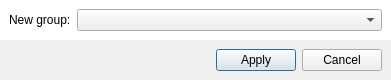
Qt form gui/interfaces/ChangeGroupWindow.ui (c3pw/c3networks) before a commit.
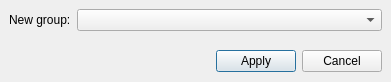
The same form after that commit.

Diff of the .ui file:
```diff
--- a/gui/interfaces/ChangeGroupWindow.ui
+++ b/gui/interfaces/ChangeGroupWindow.ui
@@ -10,7 +10,7 @@
     <x>0</x>
     <y>0</y>
     <width>391</width>
-    <height>79</height>
+    <height>82</height>
    </rect>
   </property>
   <property name="windowTitle">
@@ -38,11 +38,7 @@
    <item>
     <widget class="QWidget" name="widget" native="true">
      <property name="styleSheet">
-      <string notr="true">#widget
-	{
-	
-	background-color: rgb(255, 255, 255);
-	}</string>
+      <string notr="true"/>
      </property>
      <layout class="QFormLayout" name="formLayout">
       <item row="0" column="0">
```
